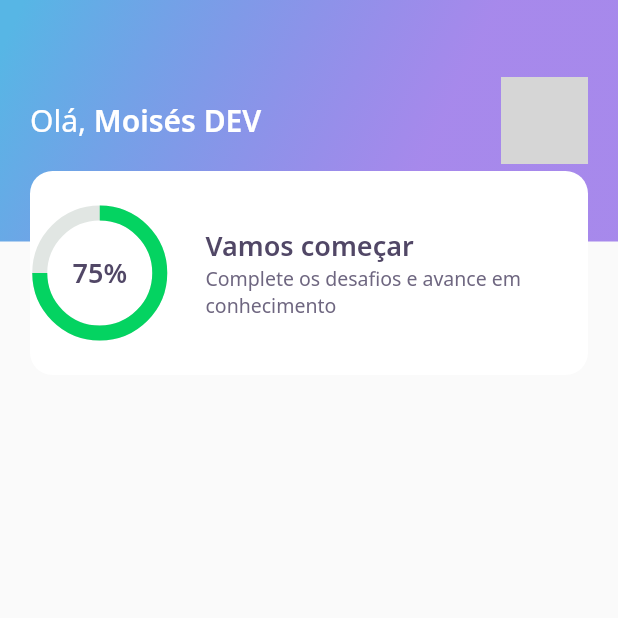
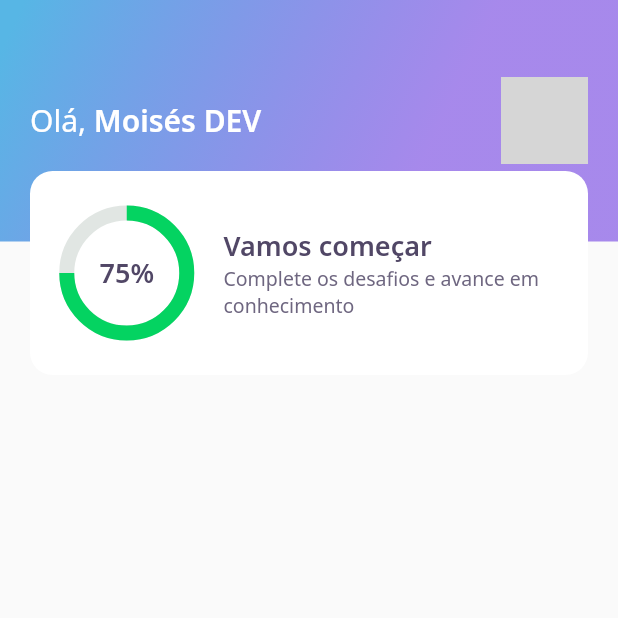
Before and after one commit to MoisesSDelmoro/Quiz-NLW-TrilhaFlutter, a Flutter app: the screen it shows after launch, on a phone screen of 412 x 824 dp, the top half of it. Run offline on Flutter 3.47's test engine with Material 2 defaults, Android fonts, the phone set to English and light mode, and no system bars; our stand-ins replace google_fonts; network calls fail; grey boxes are pictures that could not be loaded.

Commit message:
score dart widget

```diff
--- a/lib/home/widgets/score_card/score_card_widget.dart
+++ b/lib/home/widgets/score_card/score_card_widget.dart
@@ -16,6 +16,8 @@ class ScoreCardWidget extends StatelessWidget {
           color: AppColors.white,
           borderRadius: BorderRadius.circular(15),
         ),
+        child: Padding(
+          padding: const EdgeInsets.symmetric(horizontal: 24, vertical: 24),
           child: Row(
             crossAxisAlignment: CrossAxisAlignment.center,
             children: [
@@ -46,6 +48,7 @@ class ScoreCardWidget extends StatelessWidget {
             ],
           ),
         ),
+      ),
     );
   }
 }
```
Also changed, not shown: lib/home/widgets/level_button/level_button_widget.dart (added). Lines whose indentation alone changed are shown as unchanged.
